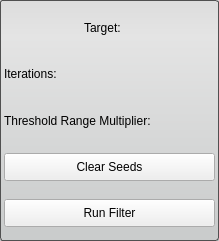
Above: src/Interface/ToolInterface/ConfidenceConnectedFilterInterface.ui from SCIInstitute/Seg3D before the change. Below: the same form after it.
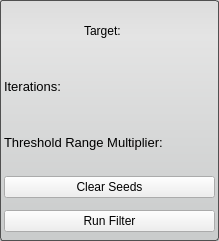
That is the form after the change.

```diff
--- a/src/Interface/ToolInterface/ConfidenceConnectedFilterInterface.ui
+++ b/src/Interface/ToolInterface/ConfidenceConnectedFilterInterface.ui
@@ -40,7 +40,7 @@
   </property>
   <layout class="QVBoxLayout" name="verticalLayout">
    <property name="spacing">
-    <number>0</number>
+    <number>2</number>
    </property>
    <property name="margin">
     <number>4</number>
@@ -75,6 +75,11 @@
     <layout class="QHBoxLayout" name="iterationsHLayout_top">
      <item>
       <widget class="QLabel" name="iterationsLabel">
+       <property name="font">
+        <font>
+         <pointsize>10</pointsize>
+        </font>
+       </property>
        <property name="text">
         <string>Iterations:</string>
        </property>
@@ -93,6 +98,11 @@
     <layout class="QHBoxLayout" name="multiplierHLayout_top">
      <item>
       <widget class="QLabel" name="multiplierLabel">
+       <property name="font">
+        <font>
+         <pointsize>10</pointsize>
+        </font>
+       </property>
        <property name="text">
         <string>Threshold Range Multiplier:</string>
        </property>
@@ -111,6 +121,12 @@
        <height>32</height>
       </size>
      </property>
+     <property name="maximumSize">
+      <size>
+       <width>16777215</width>
+       <height>32</height>
+      </size>
+     </property>
      <layout class="QHBoxLayout" name="horizontalLayout">
       <property name="margin">
        <number>0</number>
@@ -123,18 +139,6 @@
           <verstretch>0</verstretch>
          </sizepolicy>
         </property>
-        <property name="minimumSize">
-         <size>
-          <width>0</width>
-          <height>28</height>
-         </size>
-        </property>
-        <property name="maximumSize">
-         <size>
-          <width>16777215</width>
-          <height>28</height>
-         </size>
-        </property>
         <property name="text">
          <string>Clear Seeds</string>
         </property>
@@ -151,6 +155,12 @@
        <height>32</height>
       </size>
      </property>
+     <property name="maximumSize">
+      <size>
+       <width>16777215</width>
+       <height>32</height>
+      </size>
+     </property>
      <layout class="QHBoxLayout" name="horizontalLayout_2">
       <property name="spacing">
        <number>0</number>
@@ -166,18 +176,6 @@
           <verstretch>0</verstretch>
          </sizepolicy>
         </property>
-        <property name="minimumSize">
-         <size>
-          <width>0</width>
-          <height>28</height>
-         </size>
-        </property>
-        <property name="maximumSize">
-         <size>
-          <width>16777215</width>
-          <height>28</height>
-         </size>
-        </property>
         <property name="text">
          <string>Run Filter</string>
         </property>
```
